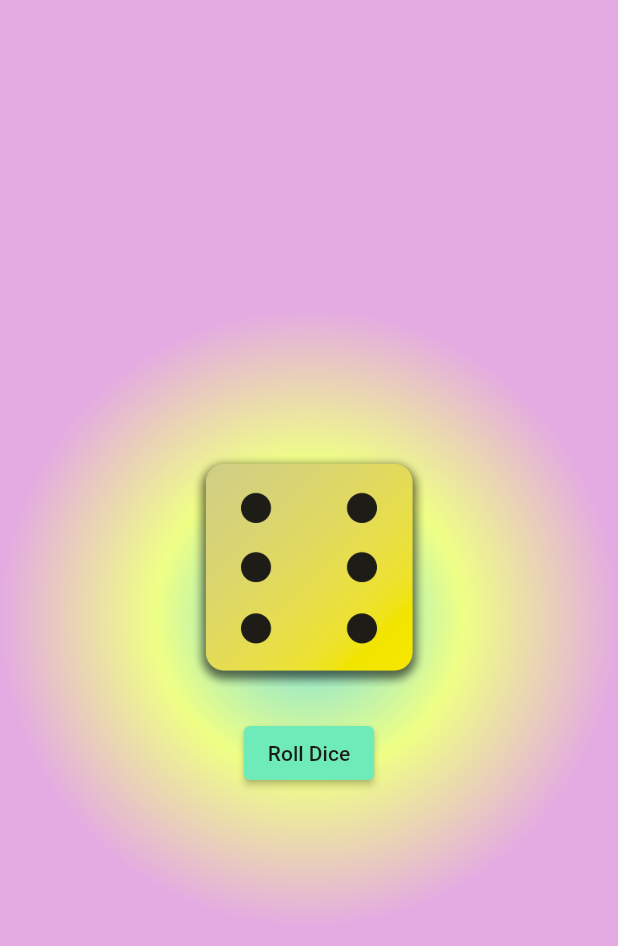
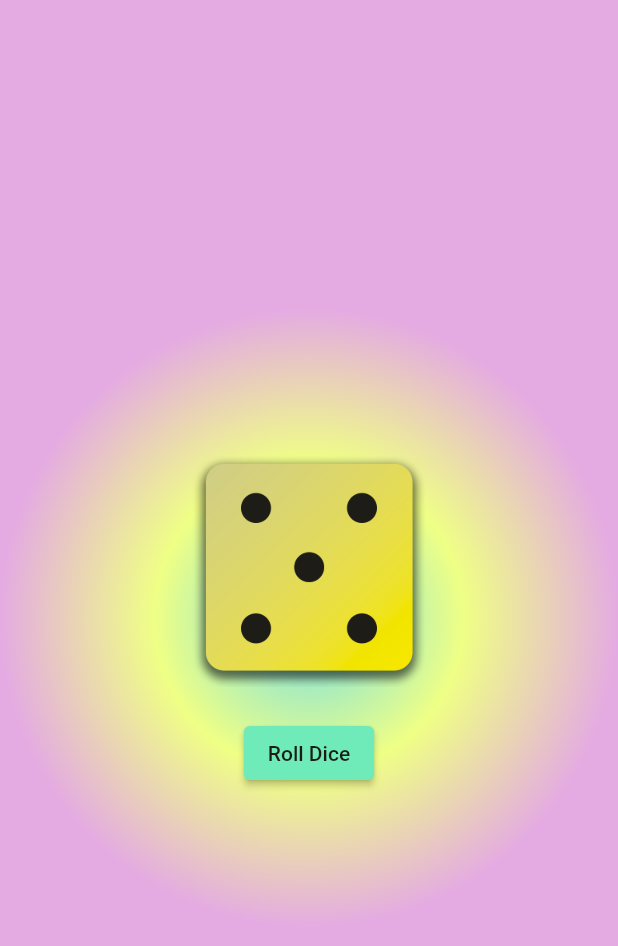
Before and after one commit to gabriela035/Flutter-RollDice_app, a Flutter app: the screen it shows after launch, after a tap on "Roll Dice", on a phone screen of 412 x 824 dp. Shown: the top 946 px of the screen. Run offline on Flutter 3.47's test engine with Material 2 defaults, Android fonts, the phone set to English and light mode, and no system bars.

```diff
--- a/lib/dice_roller.dart
+++ b/lib/dice_roller.dart
@@ -1,4 +1,5 @@
 import 'package:flutter/material.dart';
+import 'dart:math';
 
 class DiceRoller extends StatefulWidget {
   const DiceRoller({Key? key}) : super(key: key);
@@ -10,10 +11,14 @@ class DiceRoller extends StatefulWidget {
 }
 
 class _DiceRollerState extends State<DiceRoller> {
-  var activeDiceImage = 'assets/images/dice-5.png';
+  // var activeDiceImage = 'assets/images/dice-1.png';
+  var currentDiceRoll = 1;
+  final randomizer = Random();
   void rollDice() {
+    // var diceRoll = Random().nextInt(6) + 1;
     setState(() {
-      activeDiceImage = 'assets/images/dice-6.png';
+      currentDiceRoll = randomizer.nextInt(6) + 1;
+      //activeDiceImage = 'assets/images/dice-$diceRoll.png';
     });
   }
 
@@ -23,7 +28,7 @@ class _DiceRollerState extends State<DiceRoller> {
       mainAxisSize: MainAxisSize.min,
       children: [
         Image.asset(
-          activeDiceImage,
+          'assets/images/dice-$currentDiceRoll.png',
           width: 160,
         ),
         const SizedBox(height: 20),
```
